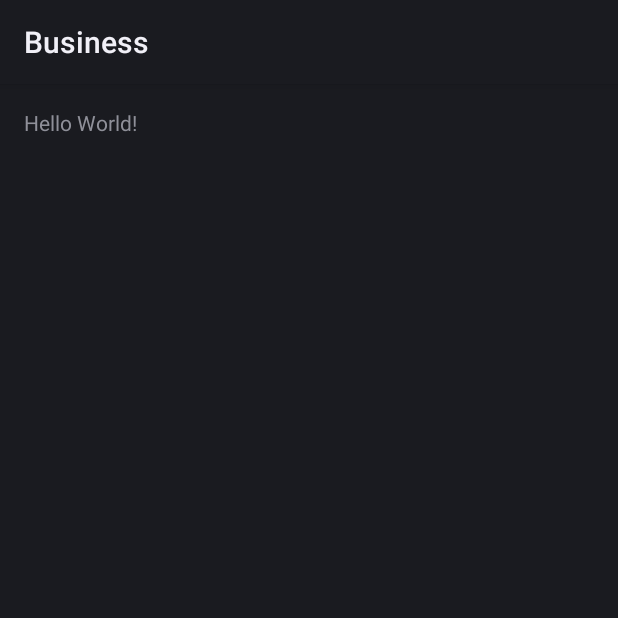
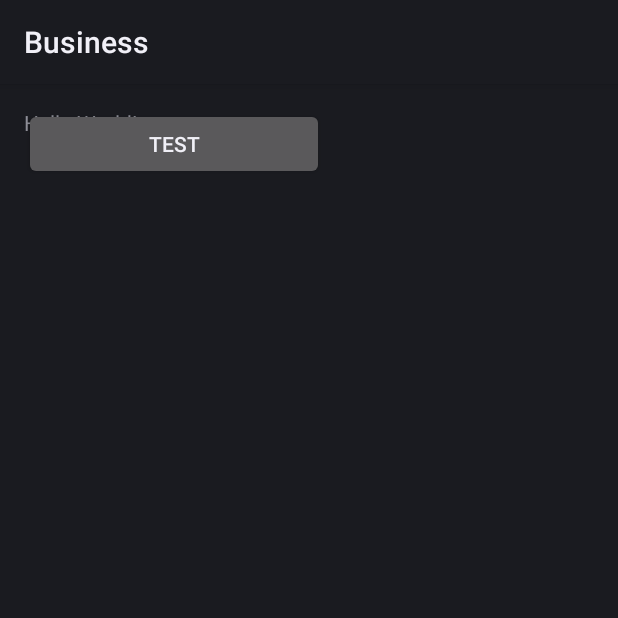
Before and after one commit to 1192918673/DoraemonBusiness, an Android app: the screen it shows after launch (MainActivity), on a phone screen of 412 x 824 dp, the top half of it. Run offline under Robolectric (Android 15) with nearby library versions, the light colour scheme and no system bars.

Commit message:
main activity add test button

```diff
--- a/app/src/main/AndroidManifest.xml
+++ b/app/src/main/AndroidManifest.xml
@@ -1,13 +1,17 @@
 <?xml version="1.0" encoding="utf-8"?>
 <manifest xmlns:android="http://schemas.android.com/apk/res/android"
     package="com.sangebaba.doraemon.business">
+
+    <uses-permission android:name="android.permission.INTERNET" />
 
     <application
         android:allowBackup="true"
         android:icon="@mipmap/ic_launcher"
         android:label="@string/app_name"
         android:supportsRtl="true">
-        <activity android:name=".MainActivity">
+        <activity
+            android:name=".MainActivity"
+            android:screenOrientation="portrait">
             <intent-filter>
                 <action android:name="android.intent.action.MAIN" />
 
--- a/app/src/main/res/layout/activity_main.xml
+++ b/app/src/main/res/layout/activity_main.xml
@@ -13,4 +13,10 @@
         android:layout_width="wrap_content"
         android:layout_height="wrap_content"
         android:text="Hello World!" />
+
+    <Button
+        android:id="@+id/bt_test"
+        android:layout_width="200dp"
+        android:layout_height="wrap_content"
+        android:text="test" />
 </RelativeLayout>
```
